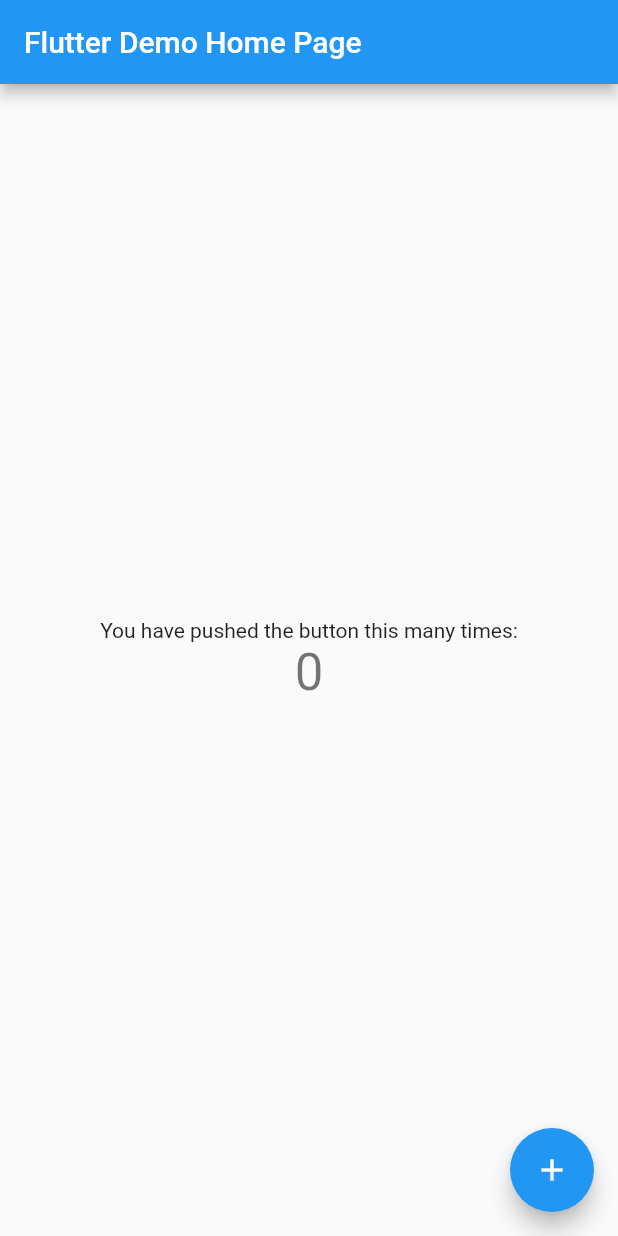
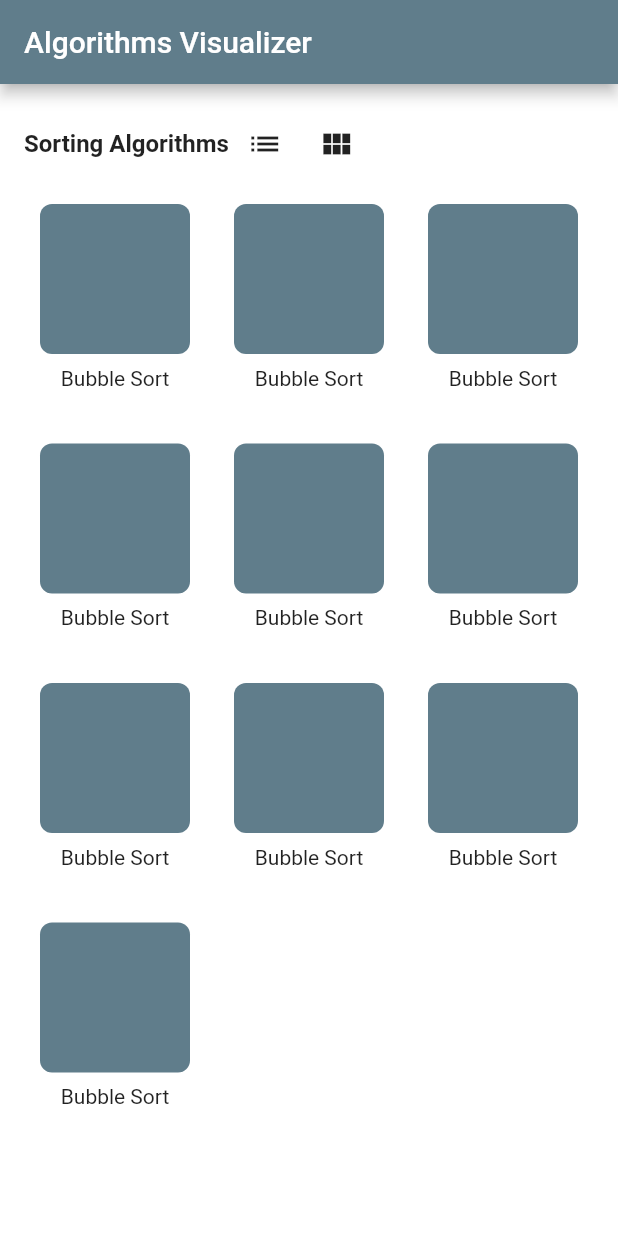
Before and after one commit to luxation/Flutter-Algorithms-Visualizer, a Flutter app: the screen it shows after launch, on a phone screen of 412 x 824 dp. Run offline on Flutter 3.47's test engine with Material 2 defaults, Android fonts, the phone set to English and light mode, and no system bars.

Commit message:
started working on listing structure + dark mode enabled

```diff
--- /dev/null
+++ b/lib/components/components.dart
@@ -0,0 +1,2 @@
+export 'list_item/list_item.dart';
+export 'grid_item/grid_item.dart';
--- /dev/null
+++ b/lib/components/grid_item/grid_item.dart
@@ -0,0 +1,31 @@
+import 'package:flutter/material.dart';
+
+class GridItem extends StatelessWidget {
+  GridItem({@required this.title, this.route, this.size = 100.0}) : assert(title.isNotEmpty, size > 20.0);
+  final String title;
+  final String route;
+  final double size;
+
+  @override
+  Widget build(BuildContext context) {
+    return GestureDetector(
+      onTap: () => Navigator.of(context).pushNamed(route),
+      child: Column(
+        children: [
+          Container(
+            decoration: BoxDecoration(
+              borderRadius: BorderRadius.all(Radius.circular(8.0)),
+              color: Theme.of(context).primaryColor,
+            ),
+            width: size,
+            height: size,
+          ),
+          Padding(
+            padding: EdgeInsets.only(top: 8.0),
+            child: Text(title),
+          )
+        ],
+      ),
+    );
+  }
+}
--- /dev/null
+++ b/lib/components/list_item/list_item.dart
@@ -0,0 +1,26 @@
+import 'package:flutter/material.dart';
+
+class ListItem extends StatelessWidget {
+  ListItem({@required this.title, this.route, this.size = 100.0})
+      : assert(title.isNotEmpty, size > 20.0);
+  final String title;
+  final String route;
+  final double size;
+
+  @override
+  Widget build(BuildContext context) {
+    return ListTile(
+      onTap: () => Navigator.of(context).pushNamed(route),
+      leading: Container(
+        decoration: BoxDecoration(
+          borderRadius: BorderRadius.all(Radius.circular(8.0)),
+          color: Theme.of(context).primaryColor,
+        ),
+        width: size,
+        height: size,
+      ),
+      contentPadding: const EdgeInsets.all(0.0),
+      title: Text(title),
+    );
+  }
+}
--- /dev/null
+++ b/lib/config/config.dart
@@ -0,0 +1,3 @@
+export 'routes/routes.dart';
+export 'theme/theme.dart';
+export 'strings/strings.dart';
--- /dev/null
+++ b/lib/config/routes/routes.dart
@@ -0,0 +1,14 @@
+import 'package:flutter/material.dart';
+import 'package:flutter_web_exp1/screens/screens.dart';
+
+class Routes {
+  Routes._();
+
+  static String splash = '/';
+  static String home = '/home';
+
+  static final routes = <String, WidgetBuilder> {
+    splash: (_) => SplashScreen(),
+    home: (_) => HomeScreen(),
+  };
+}
--- /dev/null
+++ b/lib/config/strings/strings.dart
@@ -0,0 +1,5 @@
+class Strings {
+  Strings._();
+
+  static const String appTitle = 'Algorithms Visualizer';
+}
--- /dev/null
+++ b/lib/config/theme/theme.dart
@@ -0,0 +1,15 @@
+import 'package:flutter/material.dart';
+
+class AppTheme {
+  const AppTheme._();
+
+  static ThemeData getTheme() {
+    return ThemeData(
+      brightness: Brightness.light, primaryColor: Colors.blueGrey, accentColor: Colors.white);
+  }
+
+  static ThemeData getDarkTheme() {
+    return ThemeData(
+        brightness: Brightness.dark, primaryColor: Color(0xFF202020), accentColor: Color(0xFF121212));
+  }
+}
--- /dev/null
+++ b/lib/containers/containers.dart
@@ -0,0 +1 @@
+export 'selection_listing/selection_listing.dart';
--- /dev/null
+++ b/lib/containers/selection_listing/selection_listing.dart
@@ -0,0 +1,88 @@
+import 'package:flutter/material.dart';
+import 'package:flutter_web_exp1/models/models.dart';
+
+class SelectionListing extends StatefulWidget {
+  SelectionListing(
+      {@required this.title, @required this.items, this.itemsPadding = 8.0})
+      : assert(title.isNotEmpty, items.isNotEmpty);
+
+  final String title;
+  final List<ListingItem> items;
+  final double itemsPadding;
+
+  @override
+  _SelectionListingState createState() => _SelectionListingState();
+}
+
+class _SelectionListingState extends State<SelectionListing> {
+  bool isList = false;
+  final double listItemSize = 60.0;
+  final double gridItemSize = 100.0;
+
+  @override
+  Widget build(BuildContext context) {
+    return Column(
+      mainAxisSize: MainAxisSize.min,
+      mainAxisAlignment: MainAxisAlignment.start,
+      crossAxisAlignment: CrossAxisAlignment.start,
+      children: [
+        Row(
+          children: [
+            Text(
+              widget.title,
+              style: TextStyle(fontSize: 16.0, fontWeight: FontWeight.bold),
+            ),
+            IconButton(
+                icon: Icon(Icons.list),
+                onPressed: () {
+                  setState(() {
+                    isList = true;
+                  });
+                }),
+            IconButton(
+                icon: Icon(Icons.view_module),
+                onPressed: () {
+                  setState(() {
+                    isList = false;
+                  });
+                })
+          ],
+        ),
+        Padding(
+          padding: EdgeInsets.only(top: 16.0),
+          child: isList
+              ? ListView.builder(
+                  itemCount: widget.items.length,
+                  shrinkWrap: true,
+                  itemBuilder: (context, index) {
+                    return Padding(
+                      padding: EdgeInsets.only(left: widget.itemsPadding, bottom: widget.itemsPadding * 2),
+                      child: widget.items[index].generateListItem(listItemSize),
+                    );
+                  },
+                )
+              : GridView.builder(
+                  shrinkWrap: true,
+                  itemCount: widget.items.length,
+                  gridDelegate: SliverGridDelegateWithFixedCrossAxisCount(
+                    crossAxisCount:
+                        itemsPerRow(gridItemSize, widget.itemsPadding, context),
+                    crossAxisSpacing: widget.itemsPadding,
+                    mainAxisSpacing: widget.itemsPadding,
+                    childAspectRatio: 0.8,
+                  ),
+                  itemBuilder: (BuildContext context, int index) {
+                    return widget.items[index].generateGridItem(gridItemSize);
+                  },
+                ),
+        ),
+      ],
+    );
+  }
+
+  int itemsPerRow(double itemSize, double paddingSize, BuildContext context) {
+    final double screenWidth = MediaQuery.of(context).size.width - (32.0);
+    final double itemSizeWithPadding = itemSize + (paddingSize * 2);
+    return (screenWidth / itemSizeWithPadding).floor();
+  }
+}
--- a/lib/main.dart
+++ b/lib/main.dart
@@ -1,4 +1,5 @@
 import 'package:flutter/material.dart';
+import 'config/config.dart';
 
 void main() {
   runApp(MyApp());
@@ -9,109 +10,12 @@
   @override
   Widget build(BuildContext context) {
     return MaterialApp(
-      title: 'Flutter Demo',
-      theme: ThemeData(
-        // This is the theme of your application.
-        //
-        // Try running your application with "flutter run". You'll see the
-        // application has a blue toolbar. Then, without quitting the app, try
-        // changing the primarySwatch below to Colors.green and then invoke
-        // "hot reload" (press "r" in the console where you ran "flutter run",
-        // or simply save your changes to "hot reload" in a Flutter IDE).
-        // Notice that the counter didn't reset back to zero; the application
-        // is not restarted.
-        primarySwatch: Colors.blue,
-        // This makes the visual density adapt to the platform that you run
-        // the app on. For desktop platforms, the controls will be smaller and
-        // closer together (more dense) than on mobile platforms.
-        visualDensity: VisualDensity.adaptivePlatformDensity,
-      ),
-      home: MyHomePage(title: 'Flutter Demo Home Page'),
+      title: Strings.appTitle,
+      debugShowCheckedModeBanner: false,
+      routes: Routes.routes,
+      initialRoute: Routes.splash,
+      theme: AppTheme.getTheme(),
+      darkTheme: AppTheme.getDarkTheme(),
     );
   }
 }
-
-class MyHomePage extends StatefulWidget {
-  MyHomePage({Key key, this.title}) : super(key: key);
-
-  // This widget is the home page of your application. It is stateful, meaning
-  // that it has a State object (defined below) that contains fields that affect
-  // how it looks.
-
-  // This class is the configuration for the state. It holds the values (in this
-  // case the title) provided by the parent (in this case the App widget) and
-  // used by the build method of the State. Fields in a Widget subclass are
-  // always marked "final".
-
-  final String title;
-
-  @override
-  _MyHomePageState createState() => _MyHomePageState();
-}
-
-class _MyHomePageState extends State<MyHomePage> {
-  int _counter = 0;
-
-  void _incrementCounter() {
-    setState(() {
-      // This call to setState tells the Flutter framework that something has
-      // changed in this State, which causes it to rerun the build method below
-      // so that the display can reflect the updated values. If we changed
-      // _counter without calling setState(), then the build method would not be
-      // called again, and so nothing would appear to happen.
-      _counter++;
-    });
-  }
-
-  @override
-  Widget build(BuildContext context) {
-    // This method is rerun every time setState is called, for instance as done
-    // by the _incrementCounter method above.
-    //
-    // The Flutter framework has been optimized to make rerunning build methods
-    // fast, so that you can just rebuild anything that needs updating rather
-    // than having to individually change instances of widgets.
-    return Scaffold(
-      appBar: AppBar(
-        // Here we take the value from the MyHomePage object that was created by
-        // the App.build method, and use it to set our appbar title.
-        title: Text(widget.title),
-      ),
-      body: Center(
-        // Center is a layout widget. It takes a single child and positions it
-        // in the middle of the parent.
-        child: Column(
-          // Column is also a layout widget. It takes a list of children and
-          // arranges them vertically. By default, it sizes itself to fit its
-          // children horizontally, and tries to be as tall as its parent.
-          //
-          // Invoke "debug painting" (press "p" in the console, choose the
-          // "Toggle Debug Paint" action from the Flutter Inspector in Android
-          // Studio, or the "Toggle Debug Paint" command in Visual Studio Code)
-          // to see the wireframe for each widget.
-          //
-          // Column has various properties to control how it sizes itself and
-          // how it positions its children. Here we use mainAxisAlignment to
-          // center the children vertically; the main axis here is the vertical
-          // axis because Columns are vertical (the cross axis would be
-          // horizontal).
-          mainAxisAlignment: MainAxisAlignment.center,
-          children: <Widget>[
-            Text(
-              'You have pushed the button this many times:',
-            ),
-            Text(
-              '$_counter',
-              style: Theme.of(context).textTheme.headline4,
-            ),
-          ],
-        ),
-      ),
-      floatingActionButton: FloatingActionButton(
-        onPressed: _incrementCounter,
-        tooltip: 'Increment',
-        child: Icon(Icons.add),
-      ), // This trailing comma makes auto-formatting nicer for build methods.
-    );
-  }
-}
--- /dev/null
+++ b/lib/models/listing_item.dart
@@ -0,0 +1,15 @@
+import 'package:flutter/material.dart';
+import 'package:flutter_web_exp1/components/components.dart';
+
+class ListingItem {
+  ListingItem({this.title, this.route});
+
+  final String title;
+  final String route;
+
+  Widget generateGridItem(double size) =>
+      GridItem(title: this.title, route: this.route, size: size);
+
+  Widget generateListItem(double size) =>
+      ListItem(title: this.title, route: this.route, size: size);
+}
--- /dev/null
+++ b/lib/models/models.dart
@@ -0,0 +1 @@
+export 'listing_item.dart';
--- /dev/null
+++ b/lib/screens/home/home.dart
@@ -0,0 +1,71 @@
+import 'package:flutter/material.dart';
+import 'package:flutter_web_exp1/config/config.dart';
+import 'package:flutter_web_exp1/containers/containers.dart';
+import 'package:flutter_web_exp1/models/models.dart';
+
+class HomeScreen extends StatelessWidget {
+  @override
+  Widget build(BuildContext context) {
+    return Scaffold(
+      appBar: AppBar(
+        title: Text(Strings.appTitle),
+        backgroundColor: Theme.of(context).primaryColor,
+      ),
+      body: Container(
+        height: MediaQuery.of(context).size.height,
+        color: Theme.of(context).accentColor,
+        child: Padding(
+          padding: const EdgeInsets.all(16.0),
+          child: Expanded(
+            child: SelectionListing(
+              title: 'Sorting Algorithms',
+              items: [
+                ListingItem(
+                  title: 'Bubble Sort',
+                  route: '/bubble',
+                ),
+                ListingItem(
+                  title: 'Bubble Sort',
+                  route: '/bubble',
+                ),
+                ListingItem(
+                  title: 'Bubble Sort',
+                  route: '/bubble',
+                ),
+                ListingItem(
+                  title: 'Bubble Sort',
+                  route: '/bubble',
+                ),
+                ListingItem(
+                  title: 'Bubble Sort',
+                  route: '/bubble',
+                ),
+                ListingItem(
+                  title: 'Bubble Sort',
+                  route: '/bubble',
+                ),
+                ListingItem(
+                  title: 'Bubble Sort',
+                  route: '/bubble',
+                ),
+                ListingItem(
+                  title: 'Bubble Sort',
+                  route: '/bubble',
+                ),
+                ListingItem(
+                  title: 'Bubble Sort',
+                  route: '/bubble',
+                ),
+                ListingItem(
+                  title: 'Bubble Sort',
+                  route: '/bubble',
+                )
+              ],
+              itemsPadding: 8.0,
+            ),
+          ),
+        ),
+      ),
+    );
+  }
+}
--- /dev/null
+++ b/lib/screens/screens.dart
@@ -0,0 +1,2 @@
+export 'home/home.dart';
+export 'splash/splash.dart';
--- /dev/null
+++ b/lib/screens/splash/splash.dart
@@ -0,0 +1,38 @@
+import 'dart:async';
+
+import 'package:flutter/material.dart';
+import 'package:flutter_web_exp1/config/config.dart';
+
+class SplashScreen extends StatefulWidget {
+  @override
+  _SplashScreenState createState() => _SplashScreenState();
+}
+
+class _SplashScreenState extends State<SplashScreen> {
+  Timer startTimer;
+
+  @override
+  void initState() {
+    super.initState();
+    startTimer = Timer(Duration(seconds: 5),
+        () => Navigator.of(context).pushReplacementNamed(Routes.home));
+  }
+
+  @override
+  void dispose() {
+    startTimer.cancel();
+    super.dispose();
+  }
+
+  @override
+  Widget build(BuildContext context) {
+    return Scaffold(
+      body: Container(
+        color: Theme.of(context).accentColor,
+        child: Center(
+          child: Text(Strings.appTitle),
+        ),
+      ),
+    );
+  }
+}
--- a/pubspec.yaml
+++ b/pubspec.yaml
@@ -24,10 +24,12 @@
   flutter:
     sdk: flutter
 
-
   # The following adds the Cupertino Icons font to your application.
   # Use with the CupertinoIcons class for iOS style icons.
   cupertino_icons: ^1.0.0
+
+  mobx: ^1.2.1+2
+  flutter_mobx: ^1.1.0+2
 
 dev_dependencies:
   flutter_test:
```
Also changed, not shown: pubspec.lock.
